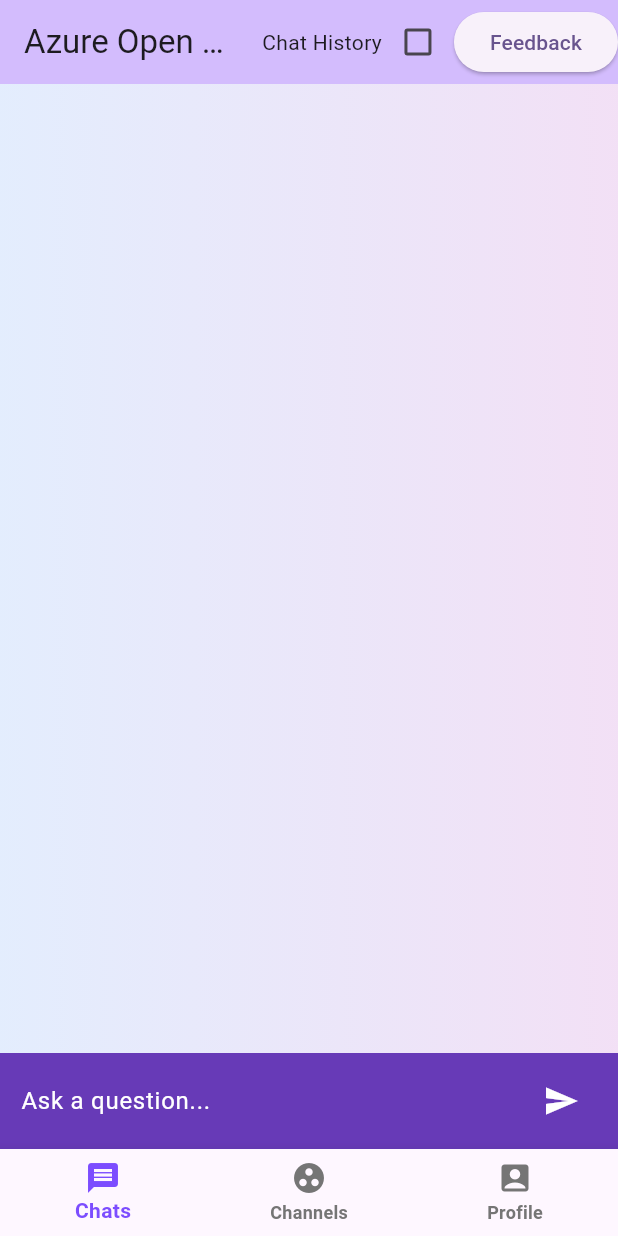
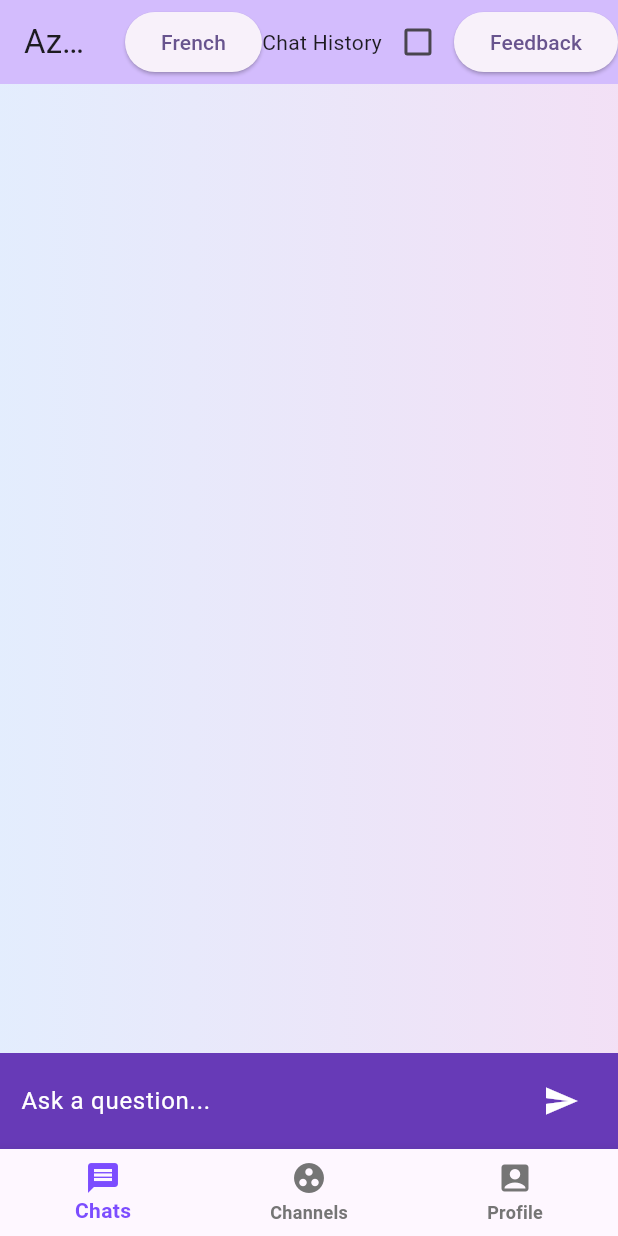
Before and after one commit to dto-btn/chatbot-ui, a Flutter app: the screen it shows after launch, on a phone screen of 412 x 824 dp. Run offline on Flutter 3.47's test engine with Material 2 defaults, Android fonts, the phone set to English and light mode, and no system bars; our stand-ins replace flutter_linkify.

Commit message:
added language toggle button

```diff
--- a/chatbot_ui/lib/main.dart
+++ b/chatbot_ui/lib/main.dart
@@ -42,6 +42,9 @@ class _MyHomePageState extends State<MyHomePage> {
   final TextEditingController _controller = TextEditingController();
   List<Map<String, dynamic>> messages = [];
   bool? pretty = false;
+  bool isFr = false;
+  String isFrTxt = "French";
+  String lang = "en";
 
   @override
   Widget build(BuildContext context) {
@@ -50,6 +53,21 @@ class _MyHomePageState extends State<MyHomePage> {
         backgroundColor: Theme.of(context).colorScheme.inversePrimary,
         title: Text(widget.title),
         actions: <Widget>[
+          ElevatedButton(
+            child: Text(isFrTxt),
+            onPressed: (){
+              setState(() {
+                isFr = !isFr;
+                if(isFr){
+                  lang = "fr";
+                  isFrTxt = "English";
+                } else {
+                  lang = "en";
+                  isFrTxt = "French";
+                }
+              });
+            },
+          ),
           Text("Chat History"),
           Checkbox(
             value: pretty,
@@ -147,6 +165,7 @@ class _MyHomePageState extends State<MyHomePage> {
           "temp": 0.7,
           "k": 3,
           "debug": 1,
+          "lang": lang,
           "pretty": pretty
         }
       ),
```
